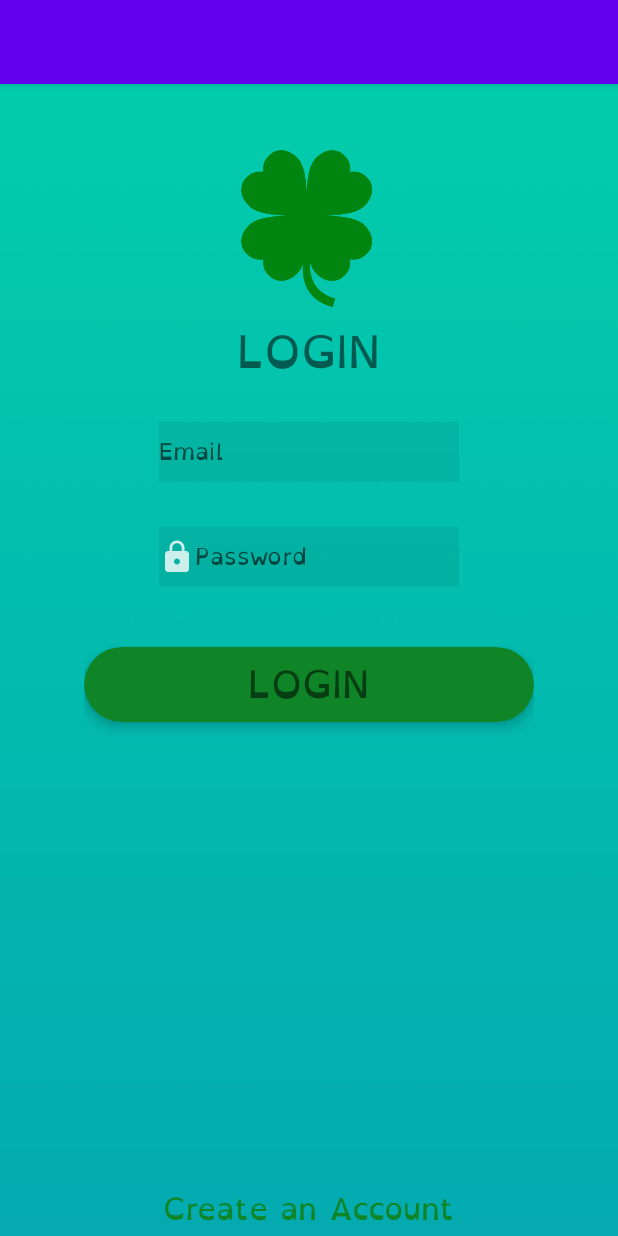
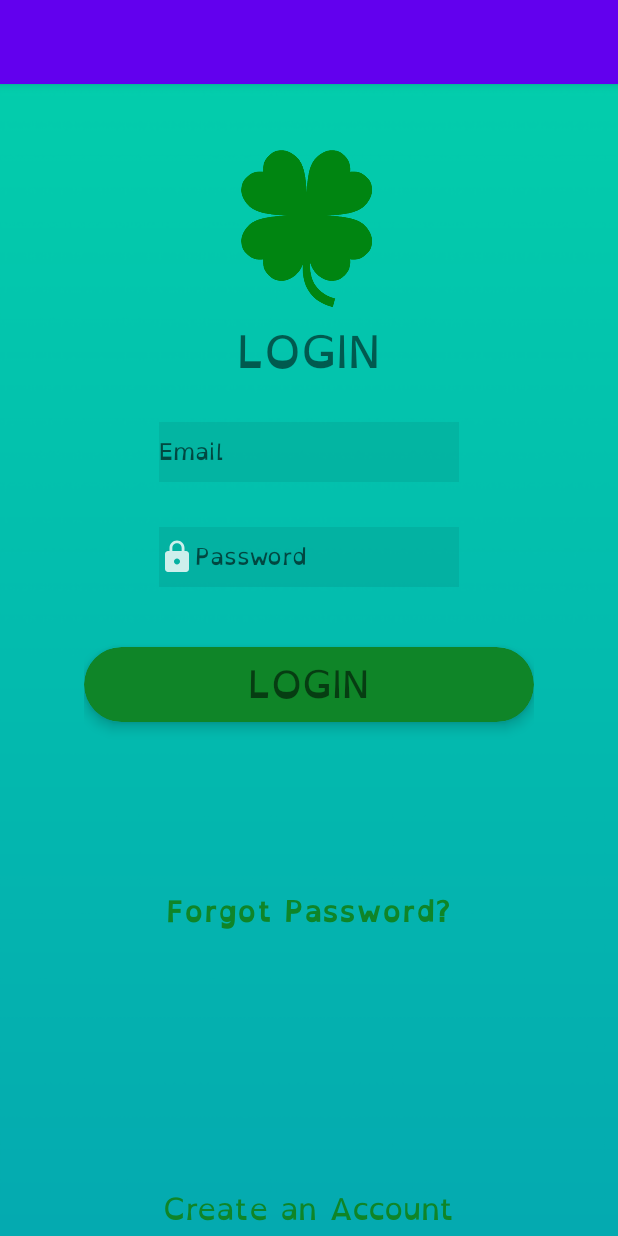
Before and after one commit to Medha-Iyer/Clover-Dyslexia-Project, an Android app: the screen it shows after launch (Login), on a phone screen of 412 x 824 dp. Run offline under Robolectric (Android 15) with nearby library versions, the phone set to English and light mode, and no system bars; our stand-ins replace Firebase (no records; nobody signed in at launch, a user with empty details on screens opened directly).

Commit message:
Medha - forgot password login

```diff
--- a/app/src/main/res/layout/activity_login.xml
+++ b/app/src/main/res/layout/activity_login.xml
@@ -123,6 +123,19 @@
                 android:visibility="invisible" />
 
             <TextView
+                android:id="@+id/forgotPassword"
+                android:layout_width="wrap_content"
+                android:layout_height="wrap_content"
+                android:layout_centerHorizontal="true"
+                android:layout_below="@id/progressBar"
+                android:layout_marginTop="50dp"
+                android:fontFamily="@font/opendyslexic_bold"
+                android:text="Forgot Password?"
+                android:textSize="20sp"
+                android:textColor="#0f8528"
+                android:elevation="3dp"/>
+
+            <TextView
                 android:id="@+id/createAccount"
                 android:layout_width="wrap_content"
                 android:layout_height="wrap_content"
@@ -134,6 +147,7 @@
                 android:textSize="20sp"
                 android:textColor="#0f8528"
                 android:elevation="3dp"/>
+
         </RelativeLayout>
     </RelativeLayout>
 
```
Also changed, not shown: app/src/main/java/com/example/clover/Login.java (+43 -1 lines), app/src/main/java/com/example/clover/Profile.java (+27 -0 lines).
